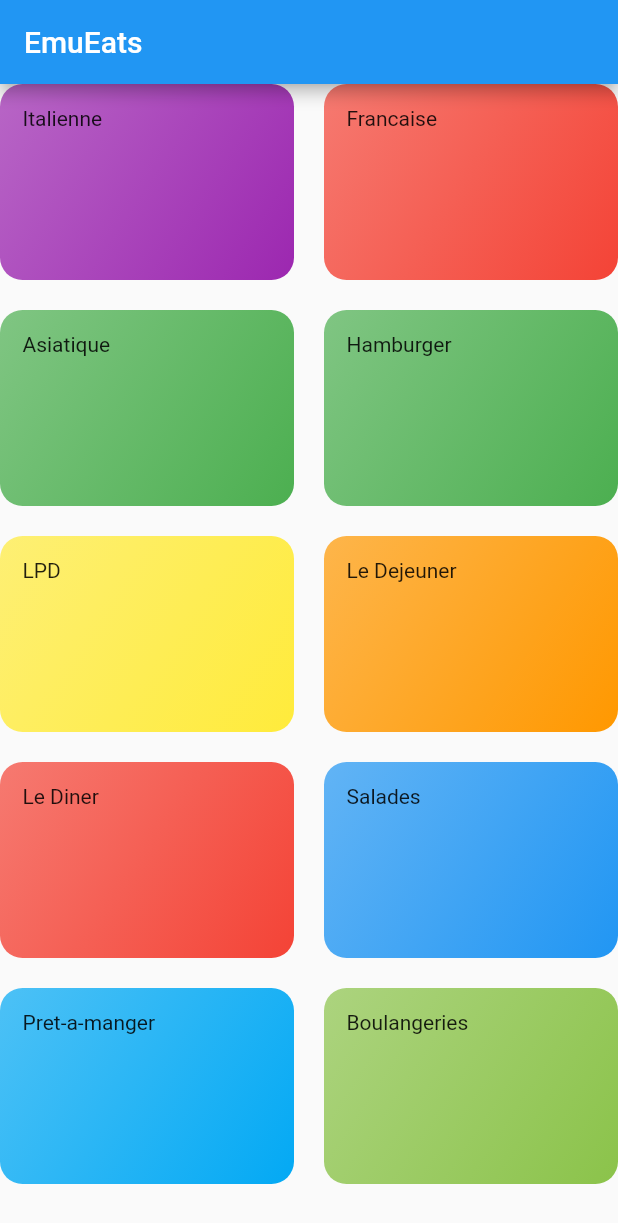
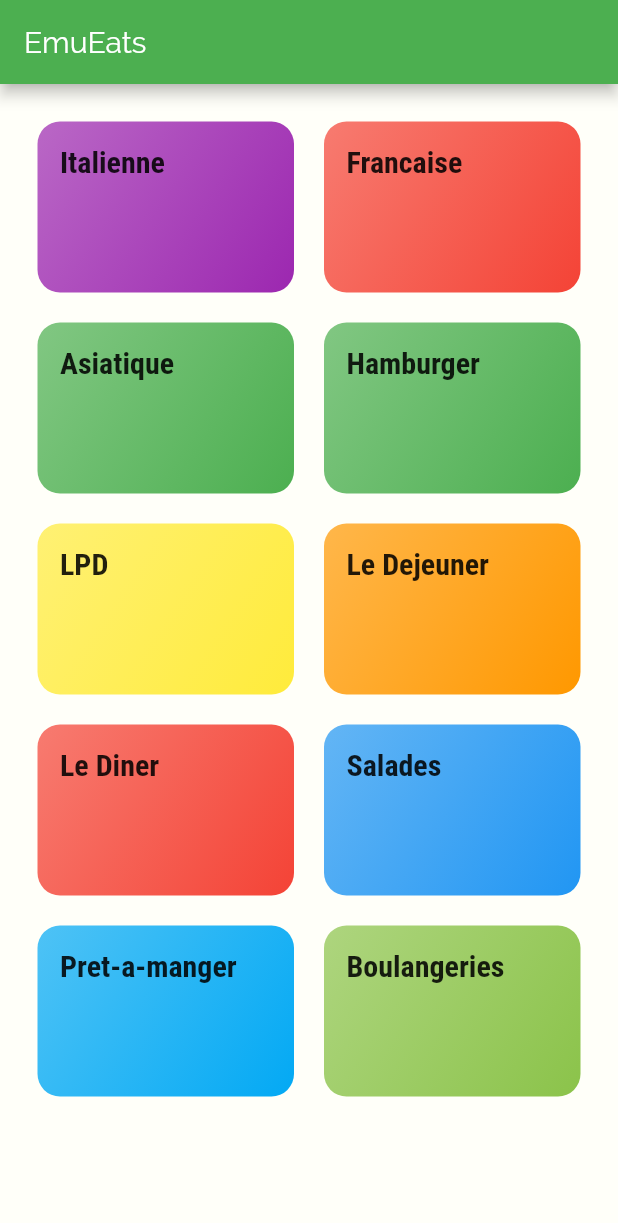
Before and after one commit to hiwenny/emueats, a Flutter app: the screen it shows after launch, on a phone screen of 412 x 824 dp. Shown: the top 1223 px of the screen. Run offline on Flutter 3.47's test engine with Material 2 defaults, Android fonts, the phone set to English and light mode, and no system bars.

Commit message:
More styling

```diff
--- a/lib/categories_screen.dart
+++ b/lib/categories_screen.dart
@@ -17,6 +17,7 @@ class CategoriesScreen extends StatelessWidget {
         title: const Text('EmuEats'),
       ),
       body: GridView(
+        padding: const EdgeInsets.all(25),
         children: DUMMY_CATEGORIES
             .map((categoryData) =>
                 CategoryItem(categoryData.title, categoryData.color))
--- a/lib/category_item.dart
+++ b/lib/category_item.dart
@@ -11,7 +11,7 @@ class CategoryItem extends StatelessWidget {
     return Container(
       padding: const EdgeInsets.all(
           15), // optimised so EdgeInsets doesn't get rerendered
-      child: Text(title),
+      child: Text(title, style: Theme.of(context).textTheme.headline6  ,),
       decoration: BoxDecoration(
           gradient: LinearGradient(
         colors: [color.withOpacity(0.7), color],
--- a/lib/main.dart
+++ b/lib/main.dart
@@ -12,8 +12,22 @@ class MyApp extends StatelessWidget {
     return MaterialApp(
       title: 'Flutter Demo',
       theme: ThemeData(
-        primarySwatch: Colors.blue,
-      ),
+          primarySwatch: Colors.green,
+          accentColor: Colors.amber,
+          canvasColor: Color.fromRGBO(255, 255, 249, 1),
+          fontFamily: 'Raleway',
+          textTheme: ThemeData.light().textTheme.copyWith(
+              bodyText1: TextStyle(
+                color: Color.fromRGBO(20, 51, 51, 1),
+              ),
+              bodyText2: TextStyle(
+                color: Color.fromRGBO(20, 51, 51, 1),
+              ),
+              headline6: TextStyle(
+                fontSize: 20,
+                fontFamily: 'RobotoCondensed',
+                fontWeight: FontWeight.bold,
+              ))),
       home: CategoriesScreen(),
     );
   }
```
Also changed, not shown: pubspec.yaml (+17 -14 lines), assets/fonts/Raleway-Black.ttf (added), assets/fonts/Raleway-Bold.ttf (added), assets/fonts/Raleway-Regular.ttf (added), assets/fonts/RobotoCondensed-Bold.ttf (added), assets/fonts/RobotoCondensed-Italic.ttf (added), assets/fonts/RobotoCondensed-Light.ttf (added), assets/fonts/RobotoCondensed-Regular.ttf (added).
